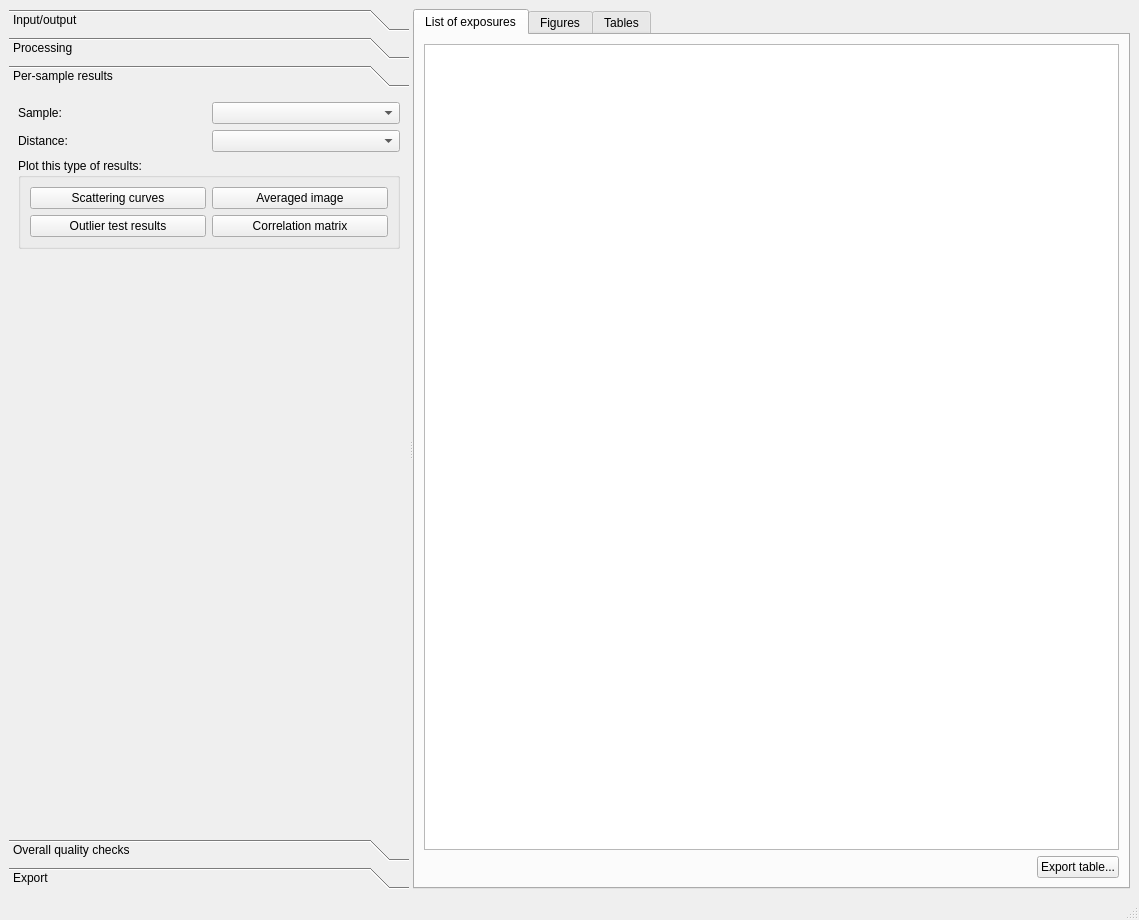
This is cct/processing/mainwindow/mainwindow.ui in awacha/cct as Qt 5 draws it before an edit. The edited form follows.
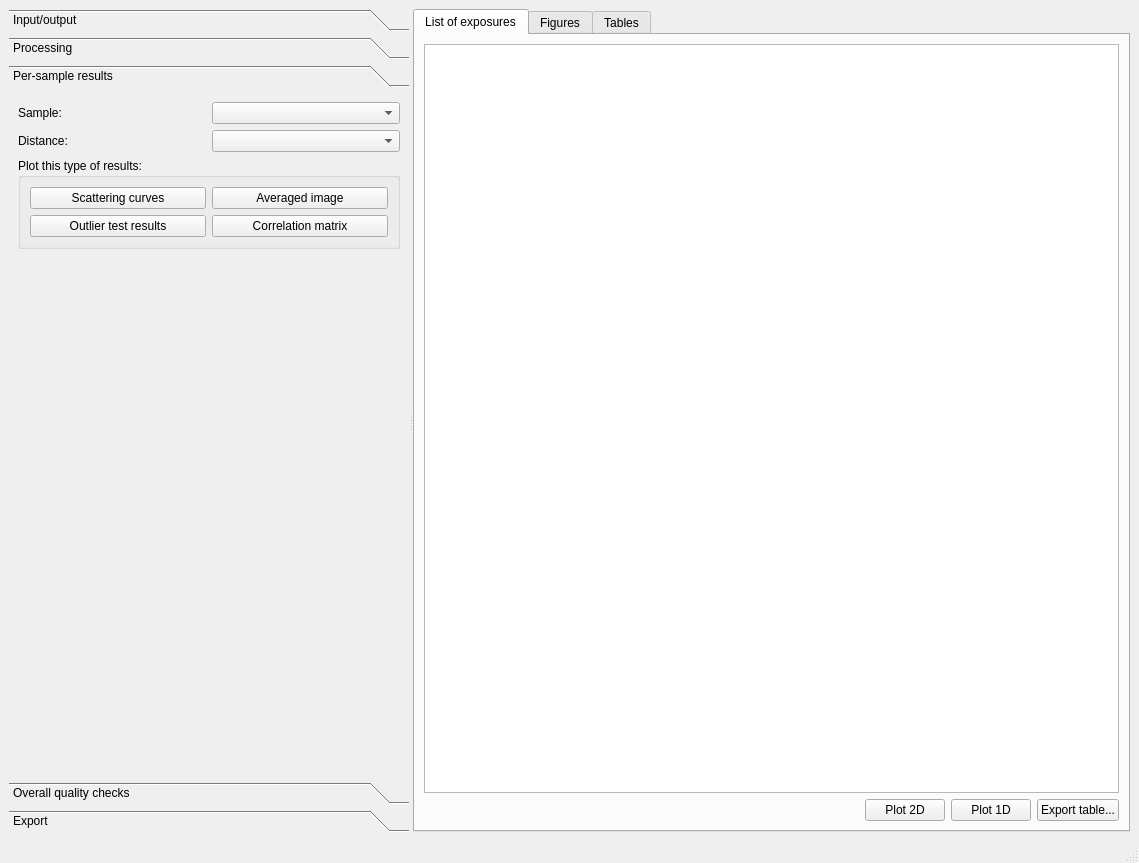
This is the edited form. The open tabs and pages were chosen to show the change. Icons and pictures are not drawn.

What changed in the file:
```diff
--- a/cct/processing/mainwindow/mainwindow.ui
+++ b/cct/processing/mainwindow/mainwindow.ui
@@ -7,7 +7,7 @@
     <x>0</x>
     <y>0</y>
     <width>1139</width>
-    <height>920</height>
+    <height>863</height>
    </rect>
   </property>
   <property name="windowTitle">
@@ -491,8 +491,8 @@
          <rect>
           <x>0</x>
           <y>0</y>
-          <width>305</width>
-          <height>186</height>
+          <width>400</width>
+          <height>668</height>
          </rect>
         </property>
         <property name="sizePolicy">
@@ -1040,6 +1040,20 @@
                 </property>
                </spacer>
               </item>
+              <item>
+               <widget class="QPushButton" name="plot2DPushButton">
+                <property name="text">
+                 <string>Plot 2D</string>
+                </property>
+               </widget>
+              </item>
+              <item>
+               <widget class="QPushButton" name="plot1DPushButton">
+                <property name="text">
+                 <string>Plot 1D</string>
+                </property>
+               </widget>
+              </item>
               <item>
                <widget class="QPushButton" name="exportHeaderTablePushButton">
                 <property name="text">
```
Left out of the diff: 26 changed lines with no effect on the pictures.
